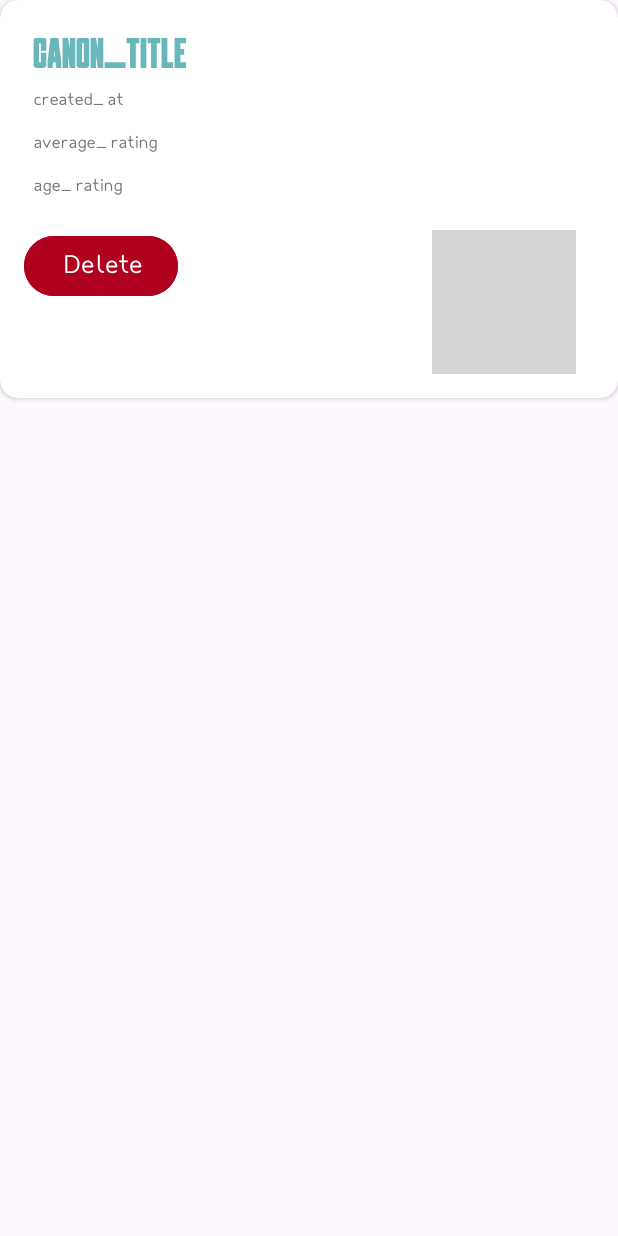
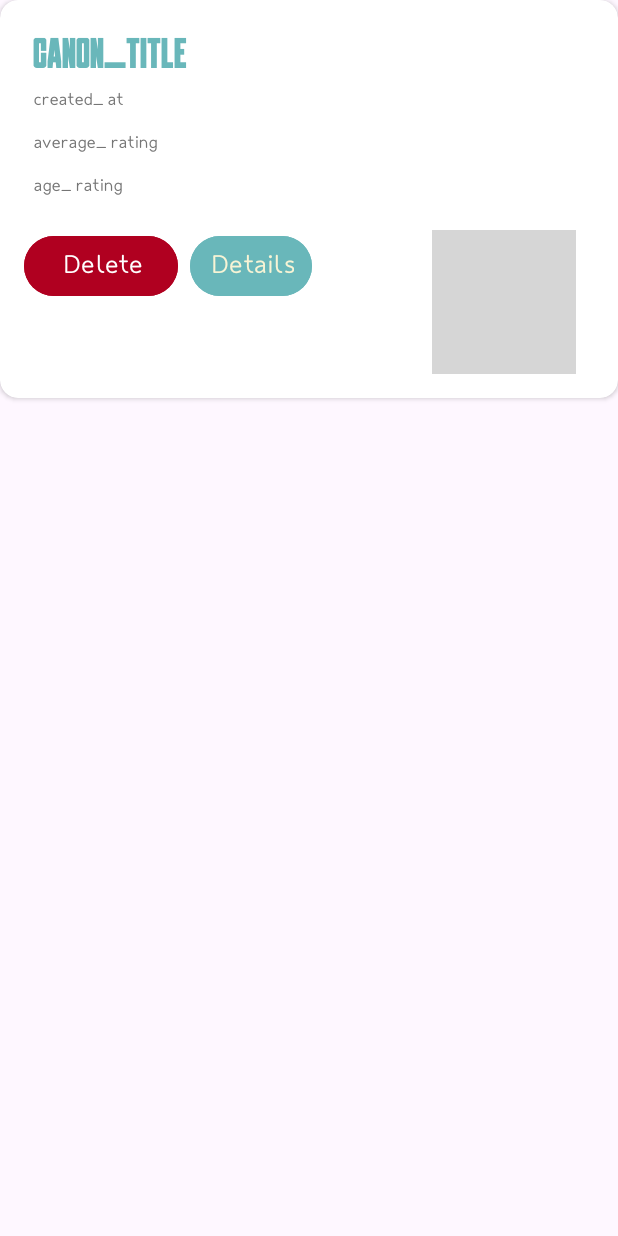
Before and after one commit to Tasherokk/Android-Project, an Android app: the layout item_favorites.xml on its own in the app's theme, with its tools: preview values and no code run, on a phone screen of 412 x 824 dp. Run offline under Robolectric (Android 15) with nearby library versions, the phone set to English and light mode, and no system bars; network calls fail; grey boxes are pictures that could not be loaded.

Commit message:
added details to favs

```diff
--- a/AniFrame/app/src/main/res/layout/item_favorites.xml
+++ b/AniFrame/app/src/main/res/layout/item_favorites.xml
@@ -89,6 +89,17 @@
                 android:textColor="@color/white"
                 android:backgroundTint="@color/design_default_color_error"/>
 
+            <Button
+                android:id="@+id/details"
+                android:layout_width="wrap_content"
+                android:layout_height="wrap_content"
+                android:text="@string/see_details"
+                android:textSize="24sp"
+                android:fontFamily="@font/font2"
+                android:backgroundTint="@color/title_color"
+                android:textColor="@color/background_color"
+                style="?android:attr/buttonBarButtonStyle" />
+
             <View
                     android:layout_width="0dp"
                     android:layout_height="0dp"
```
Also changed, not shown: AniFrame/app/src/main/java/com/example/aniframe/adapter/FavoritesAdapter.kt (+6 -1 lines), AniFrame/app/src/main/java/com/example/aniframe/presentation/fragments/FavoritesFragment.kt (+23 -1 lines).
